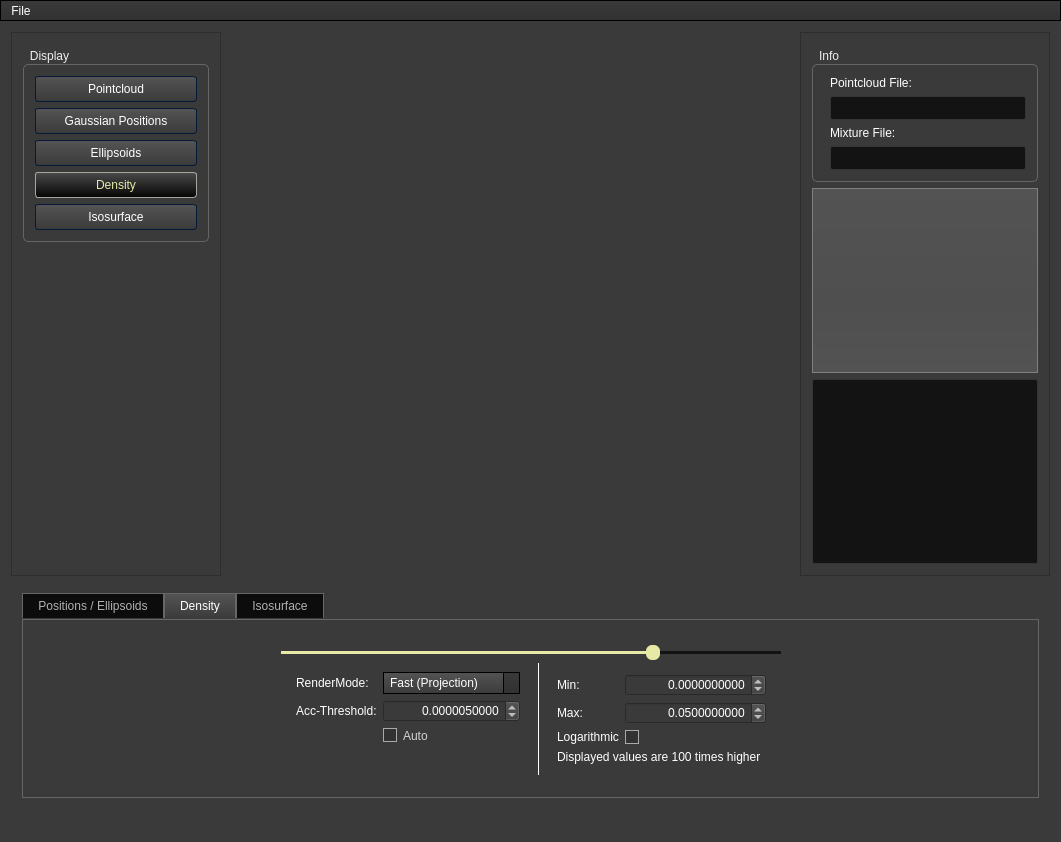
Above: da-gm-1/da-gm-1/gmvis/ui/VisualizerWindow.ui from SFraissTU/gm_vis before the change. Below: the same form after it.
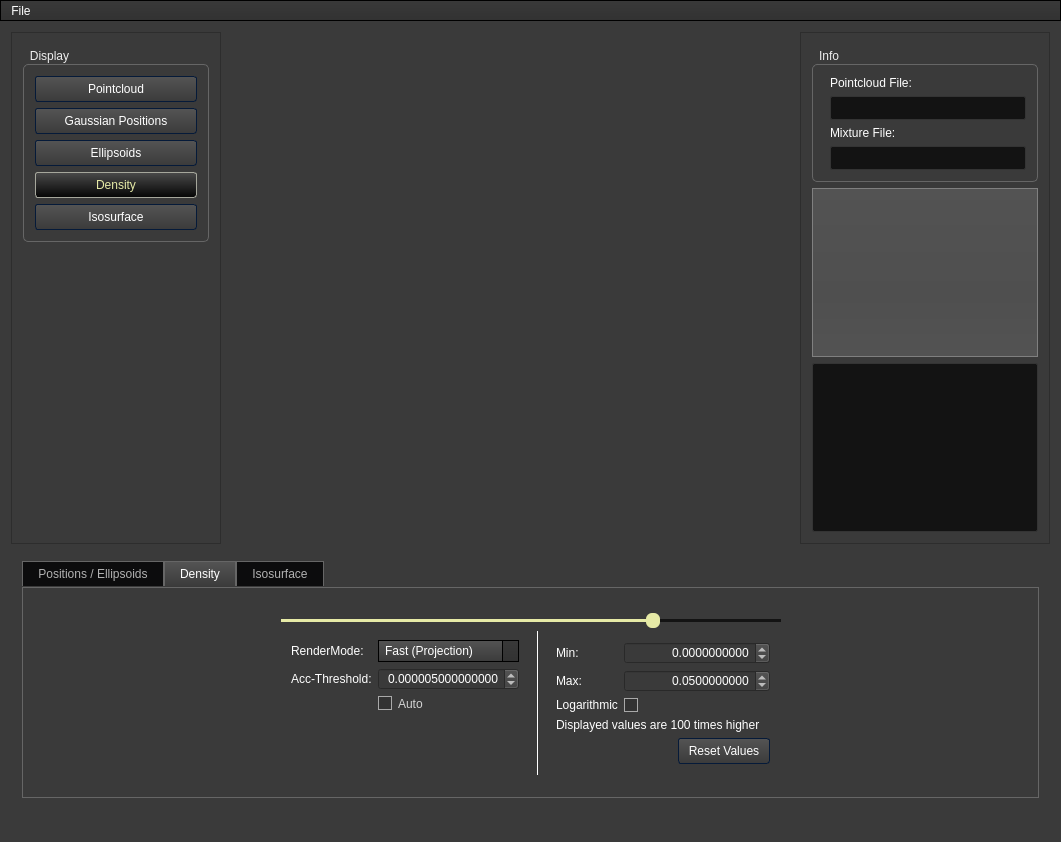
That is the form after the change. Icons and pictures are not drawn. Custom widgets are drawn as their Qt base class.

Commit message: Visualizer: Options and full Functionality for Logarithmic Scale

What changed in the file:
```diff
--- a/da-gm-1/da-gm-1/gmvis/ui/VisualizerWindow.ui
+++ b/da-gm-1/da-gm-1/gmvis/ui/VisualizerWindow.ui
@@ -1367,7 +1367,7 @@
                     <set>Qt::AlignRight|Qt::AlignTrailing|Qt::AlignVCenter</set>
                    </property>
                    <property name="decimals">
-                    <number>10</number>
+                    <number>15</number>
                    </property>
                    <property name="minimum">
                     <double>0.000000000000000</double>
@@ -1509,6 +1509,33 @@
                    </property>
                   </widget>
                  </item>
+                 <item row="6" column="1">
+                  <layout class="QHBoxLayout" name="horizontalLayout_6">
+                   <property name="spacing">
+                    <number>0</number>
+                   </property>
+                   <item>
+                    <spacer name="horizontalSpacer_11">
+                     <property name="orientation">
+                      <enum>Qt::Horizontal</enum>
+                     </property>
+                     <property name="sizeHint" stdset="0">
+                      <size>
+                       <width>40</width>
+                       <height>20</height>
+                      </size>
+                     </property>
+                    </spacer>
+                   </item>
+                   <item>
+                    <widget class="QPushButton" name="btn_densityreset">
+                     <property name="text">
+                      <string>Reset Values</string>
+                     </property>
+                    </widget>
+                   </item>
+                  </layout>
+                 </item>
                 </layout>
                </widget>
               </item>
@@ -1697,7 +1724,7 @@
          <x>0</x>
          <y>0</y>
          <width>248</width>
-         <height>562</height>
+         <height>523</height>
         </rect>
        </property>
        <layout class="QGridLayout" name="gridLayout_4">
@@ -1805,7 +1832,7 @@
          <x>0</x>
          <y>0</y>
          <width>208</width>
-         <height>562</height>
+         <height>523</height>
         </rect>
        </property>
        <layout class="QVBoxLayout" name="verticalLayout_2">
```
The commit also changes 5 other files.
